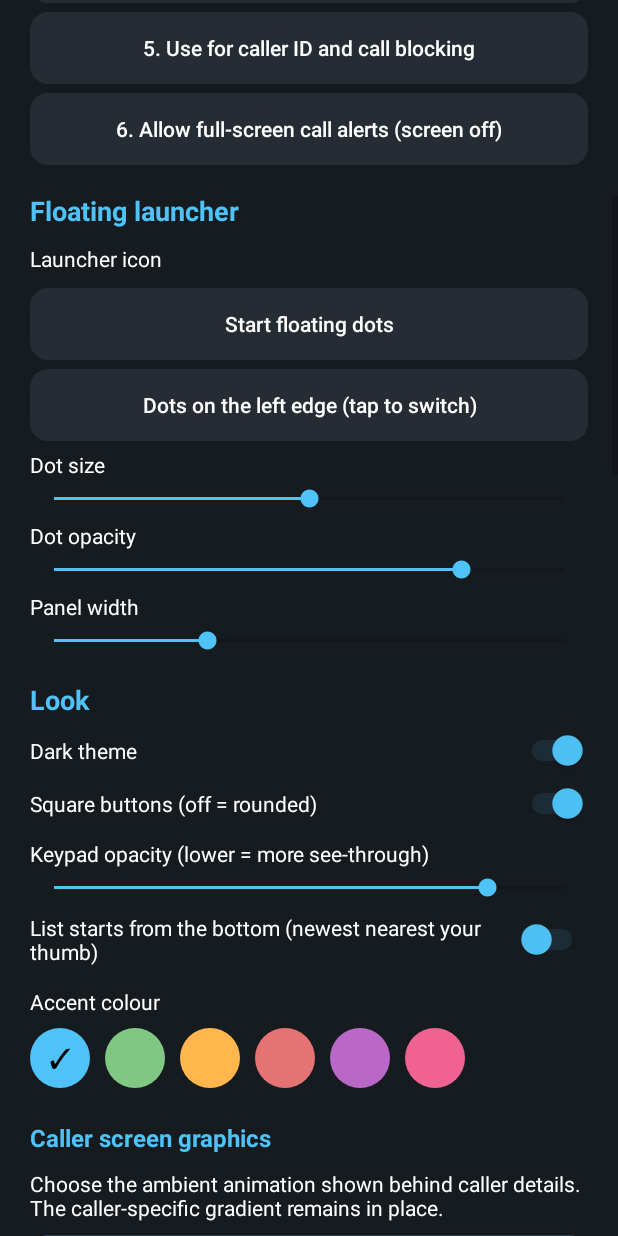
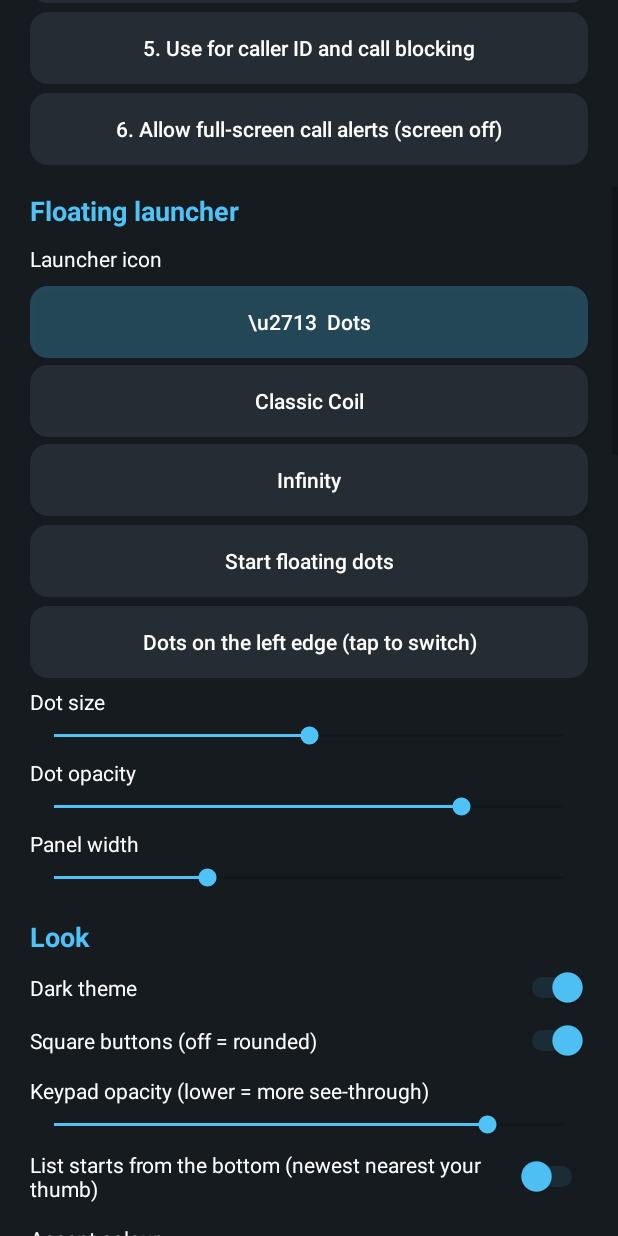
Before and after one commit to MafazAnsar/Personal-Dialler, an Android app: the MainActivity screen opened directly, with no data from a screen before it, scrolled down 576 dp, on a phone screen of 412 x 824 dp. Run offline under Robolectric (Android 15) with nearby library versions, the phone set to English and light mode, and no system bars.

Commit message:
Correct launcher choices multiline Kotlin block

```diff
--- a/app/src/main/java/com/mafaz/dialer/MainActivity.kt
+++ b/app/src/main/java/com/mafaz/dialer/MainActivity.kt
@@ -353,7 +353,20 @@ class MainActivity : Activity() {
     }
 
     private fun buildLauncherChoices() {
-        launcherBox.removeAllViews()\n        val choices = listOf("dots" to "Dots", "coil" to "Classic Coil", "infinity" to "Infinity")\n        val selected = prefs.getString("launcher_icon", "dots") ?: "dots"\n        for ((key, label) in choices) {\n            val b = Button(this)\n            b.text = (if (selected == key) "\\u2713  " else "") + label\n            b.isAllCaps = false\n            b.setTextColor(Ui.text(this))\n            b.background = Ui.round(if (selected == key) Ui.withAlpha(Ui.accent(this), 0x44) else Ui.card(this), dp(12))\n            b.setOnClickListener { prefs.edit().putString("launcher_icon", key).apply(); restartService(); buildLauncherChoices() }\n            val lp = LinearLayout.LayoutParams(ViewGroup.LayoutParams.MATCH_PARENT, ViewGroup.LayoutParams.WRAP_CONTENT)\n            lp.topMargin = dp(5)\n            launcherBox.addView(b, lp)\n        }
+        launcherBox.removeAllViews()
+        val choices = listOf("dots" to "Dots", "coil" to "Classic Coil", "infinity" to "Infinity")
+        val selected = prefs.getString("launcher_icon", "dots") ?: "dots"
+        for ((key, label) in choices) {
+            val b = Button(this)
+            b.text = (if (selected == key) "\\u2713  " else "") + label
+            b.isAllCaps = false
+            b.setTextColor(Ui.text(this))
+            b.background = Ui.round(if (selected == key) Ui.withAlpha(Ui.accent(this), 0x44) else Ui.card(this), dp(12))
+            b.setOnClickListener { prefs.edit().putString("launcher_icon", key).apply(); restartService(); buildLauncherChoices() }
+            val lp = LinearLayout.LayoutParams(ViewGroup.LayoutParams.MATCH_PARENT, ViewGroup.LayoutParams.WRAP_CONTENT)
+            lp.topMargin = dp(5)
+            launcherBox.addView(b, lp)
+        }
     }
 
     private fun buildVisualThemeOptions() {
```
